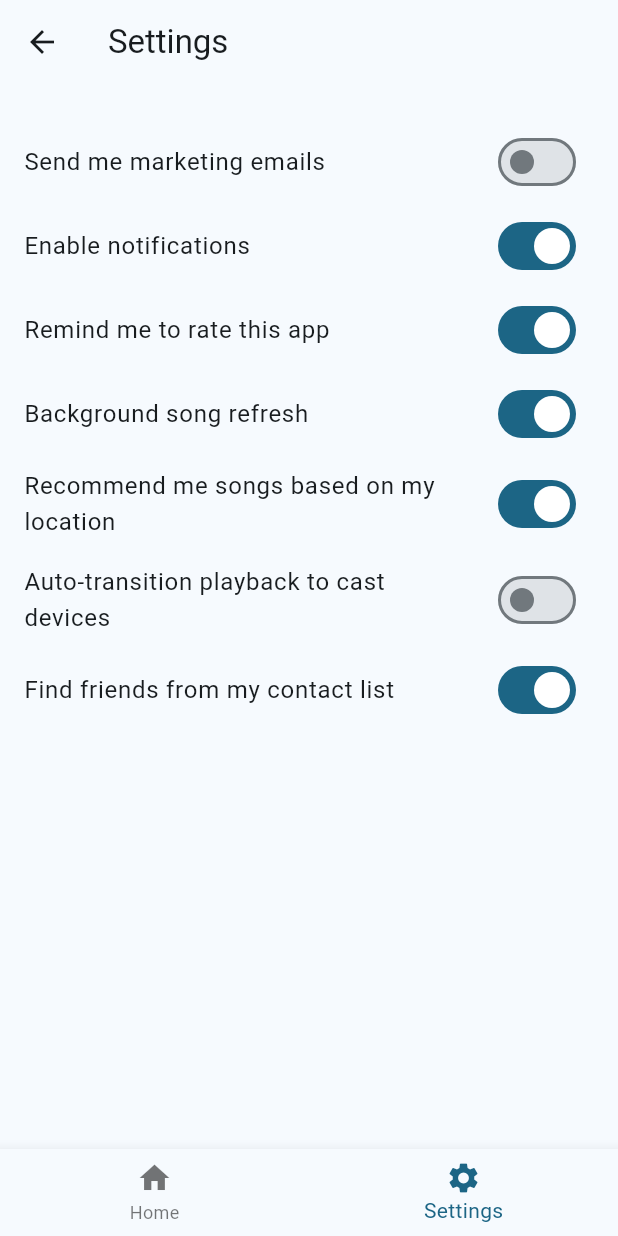
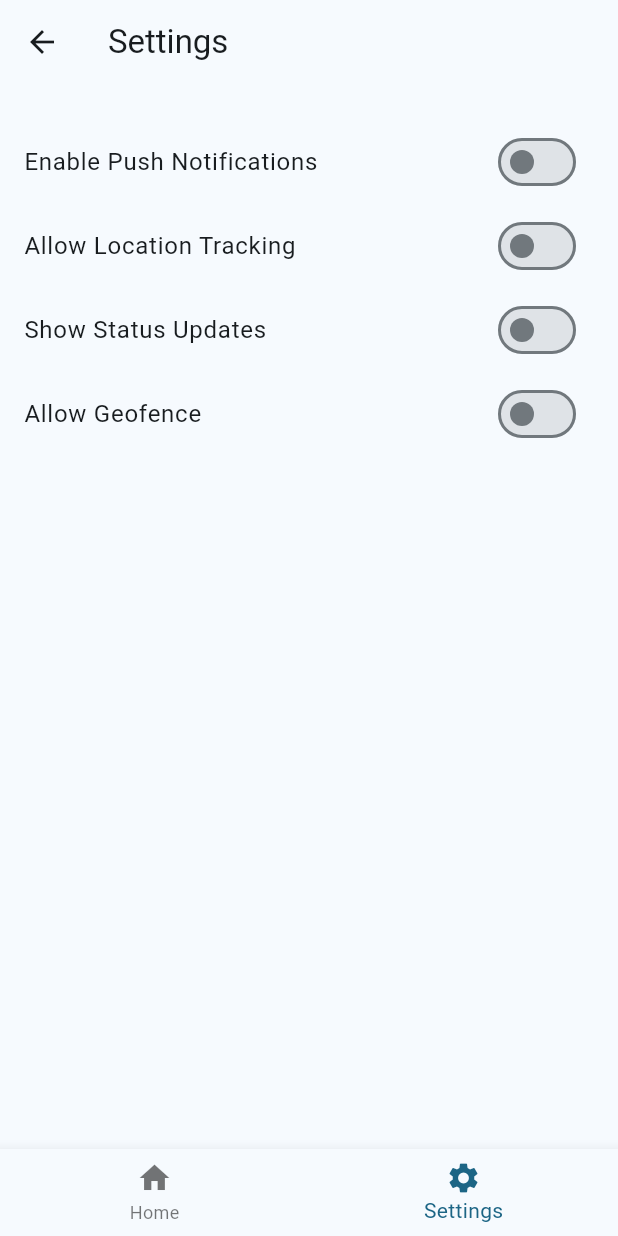
Before and after one commit to BingHao1209/bhflutter, a Flutter app: the screen it shows after launch, item 2 of the bottom bar chosen, on a phone screen of 412 x 824 dp. Run offline on Flutter 3.47's test engine with Material 2 defaults, Android fonts, the phone set to English and light mode, and no system bars; our stand-ins replace connectivity_plus; missing offline and left inert: flutter_vibrate.

```diff
--- a/lib/main.dart
+++ b/lib/main.dart
@@ -2,7 +2,6 @@ import 'dart:io';
 import 'package:flutter/material.dart';
 import 'package:connectivity_plus/connectivity_plus.dart';
 import 'package:flutter_vibrate/flutter_vibrate.dart';
-import 'package:flutter/material.dart';
 import 'settings_tab.dart';
 
 void main() {
--- a/lib/settings_tab.dart
+++ b/lib/settings_tab.dart
@@ -1,17 +1,9 @@
-// Copyright 2020 The Flutter team. All rights reserved.
-// Use of this source code is governed by a BSD-style license that can be
-// found in the LICENSE file.
-
-import 'package:flutter/cupertino.dart';
 import 'package:flutter/material.dart';
 
 import 'main.dart';
 
 class SettingsTab extends StatefulWidget {
   static const title = 'Settings';
-  static const androidIcon = Icon(Icons.settings);
-  static const iosIcon = Icon(CupertinoIcons.gear);
-
   const SettingsTab({super.key});
 
   @override
@@ -19,67 +11,41 @@ class SettingsTab extends StatefulWidget {
 }
 
 class _SettingsTabState extends State<SettingsTab> {
-  var switch1 = false;
-  var switch2 = true;
-  var switch3 = true;
-  var switch4 = true;
-  var switch5 = true;
-  var switch6 = false;
-  var switch7 = true;
-
+  var switchPushNotification = false;
+  var switchLocation = false;
+  var switchStatus = false;
+  var switchGeofence = false;
 
   Widget _buildList() {
     return ListView(
       children: [
         const Padding(padding: EdgeInsets.only(top: 24)),
         ListTile(
-          title: const Text('Send me marketing emails'),
-          // The Material switch has a platform adaptive constructor.
+          title: const Text('Enable Push Notifications'),
           trailing: Switch.adaptive(
-            value: switch1,
-            onChanged: (value) => setState(() => switch1 = value),
+            value: switchPushNotification,
+            onChanged: (value) => setState(() => switchPushNotification = value),
           ),
         ),
         ListTile(
-          title: const Text('Enable notifications'),
+          title: const Text('Allow Location Tracking'),
           trailing: Switch.adaptive(
-            value: switch2,
-            onChanged: (value) => setState(() => switch2 = value),
+            value: switchLocation,
+            onChanged: (value) => setState(() => switchLocation = value),
           ),
         ),
         ListTile(
-          title: const Text('Remind me to rate this app'),
+          title: const Text('Show Status Updates'),
           trailing: Switch.adaptive(
-            value: switch3,
-            onChanged: (value) => setState(() => switch3 = value),
+            value: switchStatus,
+            onChanged: (value) => setState(() => switchStatus = value),
           ),
         ),
         ListTile(
-          title: const Text('Background song refresh'),
+          title: const Text('Allow Geofence'),
           trailing: Switch.adaptive(
-            value: switch4,
-            onChanged: (value) => setState(() => switch4 = value),
-          ),
-        ),
-        ListTile(
-          title: const Text('Recommend me songs based on my location'),
-          trailing: Switch.adaptive(
-            value: switch5,
-            onChanged: (value) => setState(() => switch5 = value),
-          ),
-        ),
-        ListTile(
-          title: const Text('Auto-transition playback to cast devices'),
-          trailing: Switch.adaptive(
-            value: switch6,
-            onChanged: (value) => setState(() => switch6 = value),
-          ),
-        ),
-        ListTile(
-          title: const Text('Find friends from my contact list'),
-          trailing: Switch.adaptive(
-            value: switch7,
-            onChanged: (value) => setState(() => switch7 = value),
+            value: switchGeofence,
+            onChanged: (value) => setState(() => switchGeofence = value),
           ),
         ),
       ],
```
